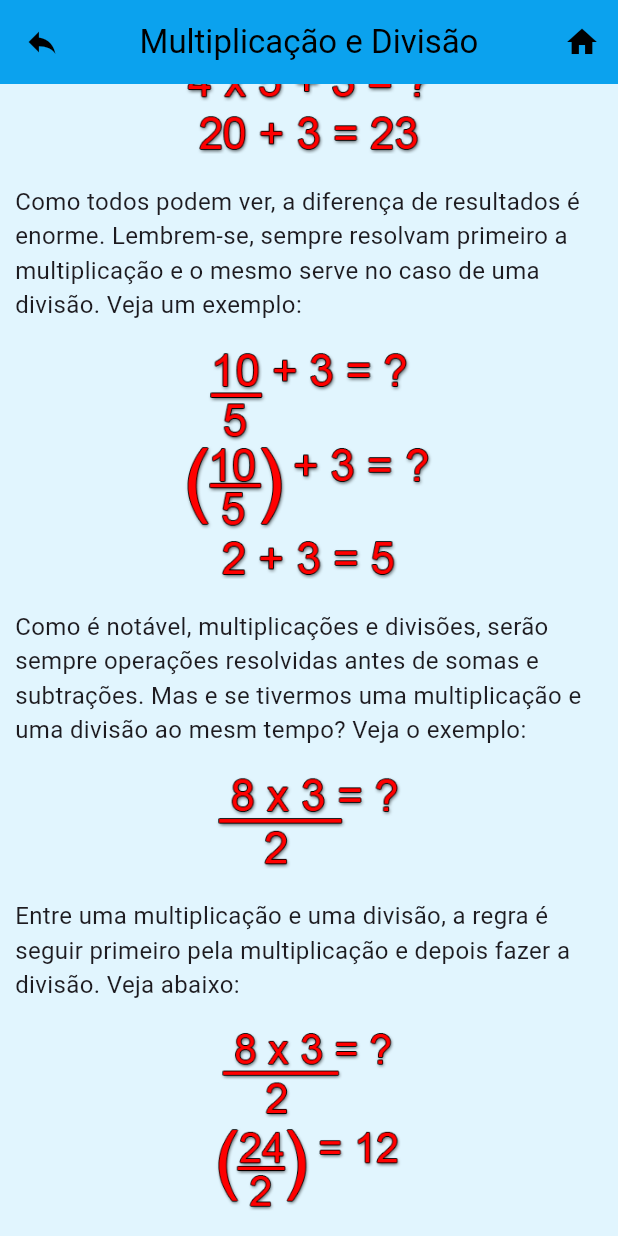
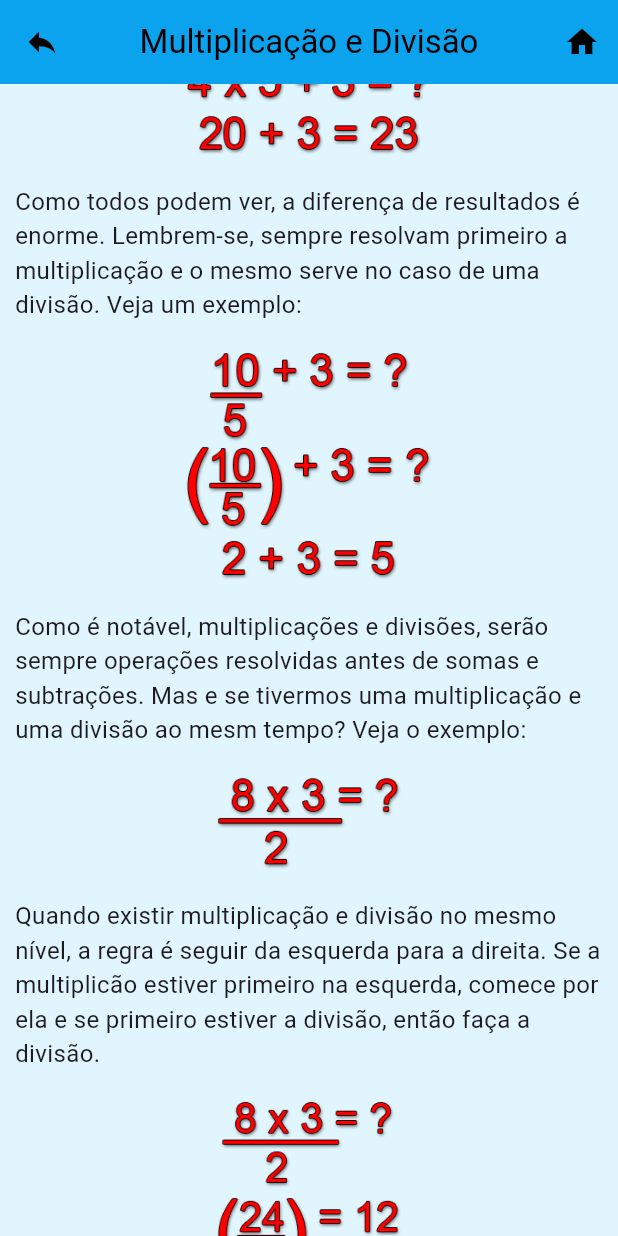
Before and after one commit to ricardo-gsilva/exemplifica-app, a Flutter app: the MultiplicaDiv screen opened directly, scrolled down 576 dp, on a phone screen of 412 x 824 dp. Run offline on Flutter 3.47's test engine with Material 3 defaults, Android fonts, the light colour scheme and no system bars.

Commit message:
atualizando mult e div

```diff
--- a/lib/constants/core_strings.dart
+++ b/lib/constants/core_strings.dart
@@ -18,9 +18,6 @@ class CoreStrings {
   static const String titleMultipDiv = 'Multiplicação e Divisão';
   static const String titleSomaSub = 'Somas e Subtrações';
   static const String titleRegraSinal = 'Regras de Sinais';
-  static const String titleCalcEquacao1 = 'Equação de 1º Grau';
-  static const String titleCalcEquacao2 = 'Equação de 2º Grau';
-  static const String titleCalcFatorial = 'Fatorial';
 
   //'Equação de 1º Grau'
   static const String text1_Equacao1 = "A equação de 1º grau é uma sentença matemática que estabelece igualdade entre "
--- a/lib/screens/mult_div.dart
+++ b/lib/screens/mult_div.dart
@@ -128,11 +128,13 @@ class _MultiplicaDivState extends State<MultiplicaDiv> {
           Padding(
             padding: EdgeInsets.all(10.0),
             child: Text(
-              "Entre uma multiplicação e uma divisão, a regra é seguir primeiro pela multiplicação e"
-              " depois fazer a divisão. Veja abaixo:",
+              "Quando existir multiplicação e divisão no mesmo nível, a regra é seguir da esquerda "
+              "para a direita. Se a multiplicão estiver primeiro na esquerda, comece por ela e se primeiro "
+              "estiver a divisão, então faça a divisão.",
               style: TextStyle(fontSize: 16.0),
             ),
           ),
+          //fazer imagem de exemplo e apagar o restante
           Padding(
               padding: EdgeInsets.all(10.0),
               child: Container(
```
